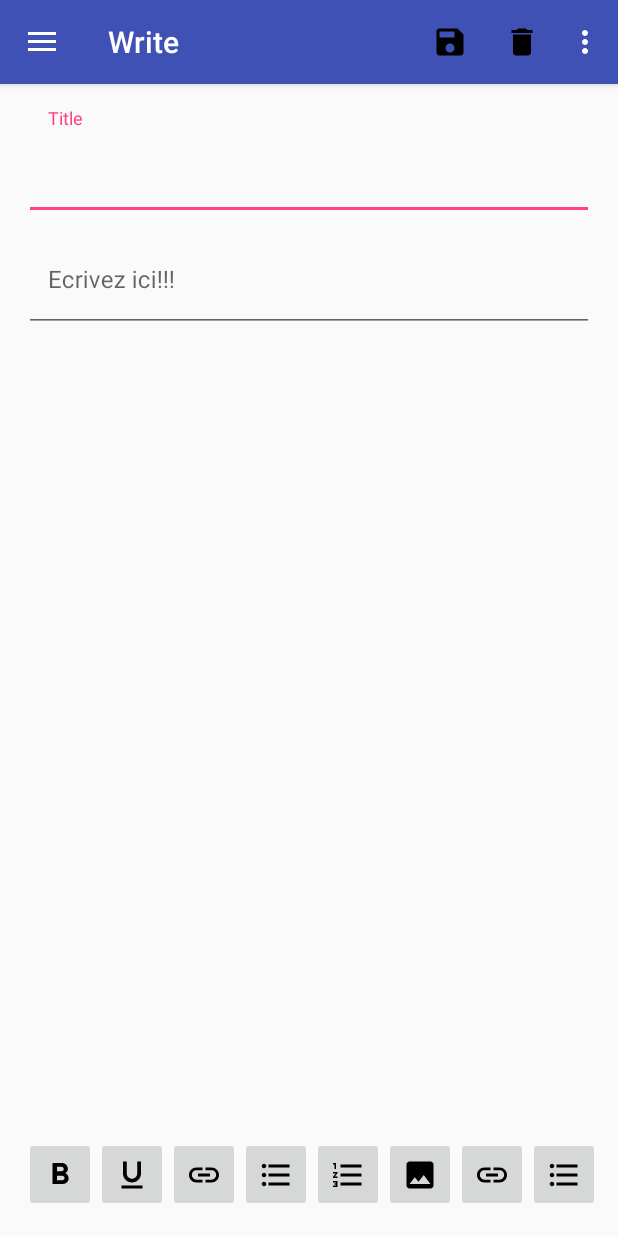
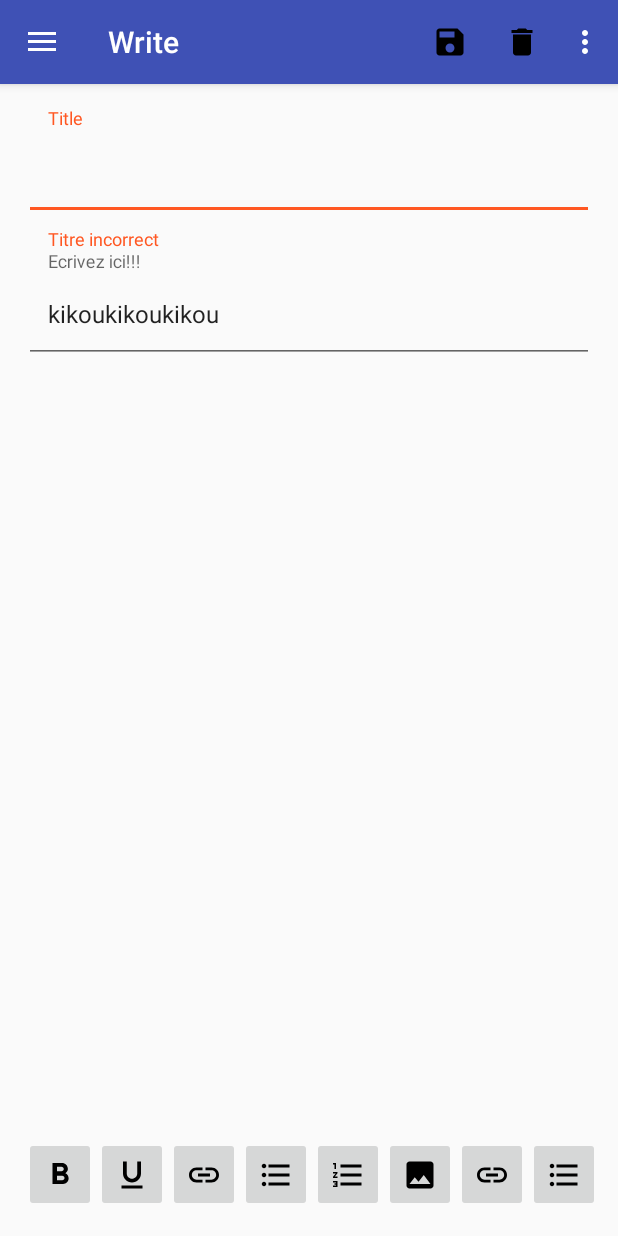
Before and after one commit to monsieurpouet/WriteDown, an Android app: the screen it shows after launch (MainActivity), in the options menu, after a tap on "About", on a phone screen of 412 x 824 dp. Run offline under Robolectric (Android 15) with nearby library versions, the phone set to English and light mode, and no system bars.

```diff
--- a/app/src/main/java/com/example/zpfr3739/myapplication/WriteActivity.java
+++ b/app/src/main/java/com/example/zpfr3739/myapplication/WriteActivity.java
@@ -13,11 +13,14 @@ import android.view.MenuInflater;
 import android.view.MenuItem;
 import android.view.View;
 import android.view.ViewGroup;
+import android.widget.ImageButton;
 import android.widget.Toast;
 
 import java.text.DateFormat;
 import java.util.Date;
 import java.util.Locale;
+
+import static com.example.zpfr3739.myapplication.R.id.imageButton;
 
 
 /**
@@ -29,8 +32,16 @@ public class WriteActivity extends Fragment{
     private DBHandler myDbHandler;
     private TextInputLayout title;
     private TextInputLayout content;
-    //private Toolbar bottom_toolbar;
-    //private Menu bottom_menu;
+    private ImageButton imageButton1;
+    private ImageButton imageButton2;
+    private ImageButton imageButton3;
+    private ImageButton imageButton4;
+    private ImageButton imageButton5;
+    private ImageButton imageButton6;
+    private ImageButton imageButton7;
+    private ImageButton imageButton8;
+    private ImageButton imageButton9;
+    private ImageButton imageButton10;
 
     @Nullable
     @Override
@@ -52,9 +63,76 @@ public class WriteActivity extends Fragment{
         content = (TextInputLayout) getView().findViewById(R.id.input_layout_note);
         myDbHandler = new DBHandler(getActivity());
 
-        //bottom_toolbar = (Toolbar) getView().findViewById(R.id.bottom_toolbar);
-        //bottom_menu = bottom_toolbar.getMenu();
-
+        imageButton1 = (ImageButton) getView().findViewById(imageButton);
+        imageButton1.setOnClickListener(new View.OnClickListener() {
+            @Override
+            public void onClick(View v) {
+                addTextInEditText("kikou");
+            }
+        });
+        imageButton2 = (ImageButton) getView().findViewById(R.id.imageButton2);
+        imageButton2.setOnClickListener(new View.OnClickListener() {
+            @Override
+            public void onClick(View v) {
+                addTextInEditText("kikou");
+            }
+        });
+        imageButton3 = (ImageButton) getView().findViewById(R.id.imageButton3);
+        imageButton3.setOnClickListener(new View.OnClickListener() {
+            @Override
+            public void onClick(View v) {
+                addTextInEditText("kikou");
+            }
+        });
+        imageButton4 = (ImageButton) getView().findViewById(R.id.imageButton4);
+        imageButton4.setOnClickListener(new View.OnClickListener() {
+            @Override
+            public void onClick(View v) {
+                addTextInEditText("kikou");
+            }
+        });
+        imageButton5 = (ImageButton) getView().findViewById(R.id.imageButton5);
+        imageButton5.setOnClickListener(new View.OnClickListener() {
+            @Override
+            public void onClick(View v) {
+                addTextInEditText("kikou");
+            }
+        });
+        imageButton6 = (ImageButton) getView().findViewById(R.id.imageButton6);
+        imageButton6.setOnClickListener(new View.OnClickListener() {
+            @Override
+            public void onClick(View v) {
+                addTextInEditText("kikou");
+            }
+        });
+        imageButton7 = (ImageButton) getView().findViewById(R.id.imageButton7);
+        imageButton7.setOnClickListener(new View.OnClickListener() {
+            @Override
+            public void onClick(View v) {
+                addTextInEditText("kikou");
+            }
+        });
+        imageButton8 = (ImageButton) getView().findViewById(R.id.imageButton8);
+        imageButton8.setOnClickListener(new View.OnClickListener() {
+            @Override
+            public void onClick(View v) {
+                addTextInEditText("kikou");
+            }
+        });
+        imageButton9 = (ImageButton) getView().findViewById(R.id.imageButton9);
+        imageButton9.setOnClickListener(new View.OnClickListener() {
+            @Override
+            public void onClick(View v) {
+                addTextInEditText("kikou");
+            }
+        });
+        imageButton10 = (ImageButton) getView().findViewById(R.id.imageButton10);
+        imageButton10.setOnClickListener(new View.OnClickListener() {
+            @Override
+            public void onClick(View v) {
+                addTextInEditText("kikou");
+            }
+        });
 
     }
 
@@ -86,7 +164,12 @@ public class WriteActivity extends Fragment{
     }
 
 
-    //ajouter les données
+    public void addTextInEditText(String add){
+        content.getEditText().append(add);
+
+    }
+
+    //vérification du contenu de la note et sauvegarde d'une note
     public void onClickSave(){
         String newTitre = title.getEditText().getText().toString();
         String newContent = content.getEditText().getText().toString();
```
